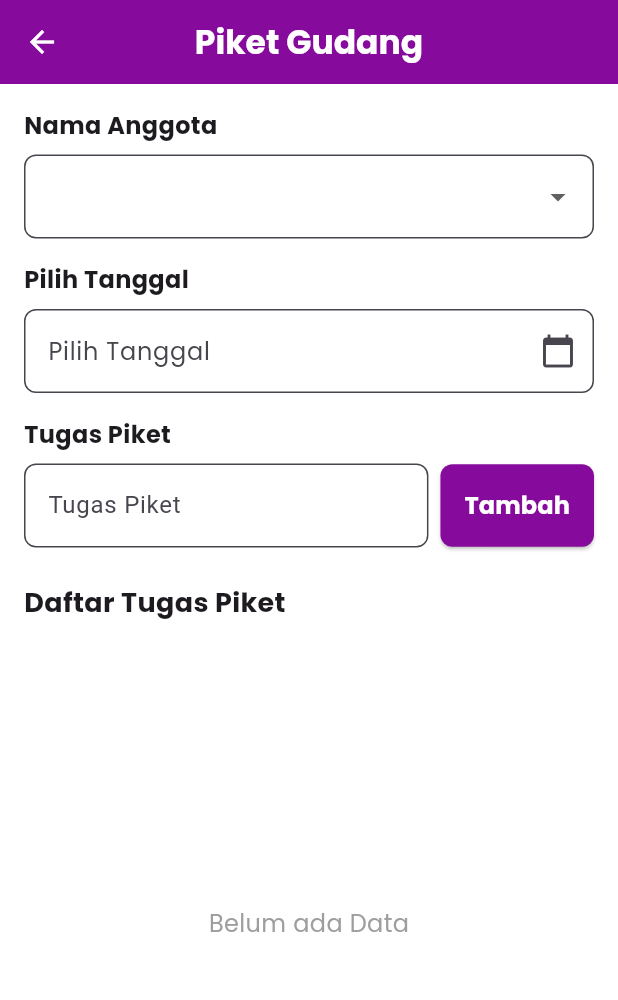
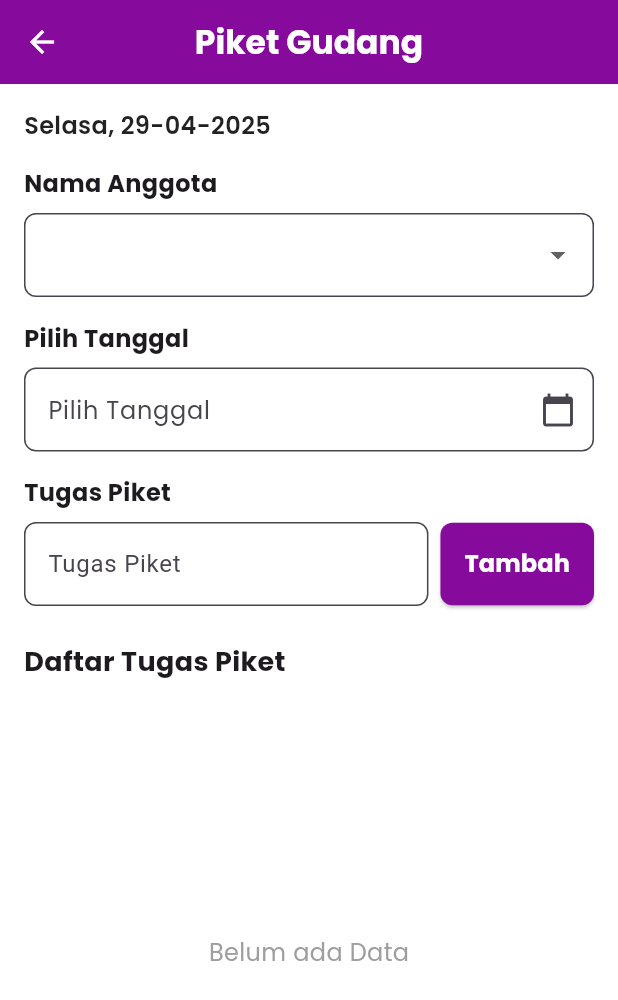
Before and after one commit to Alan21103/20220140127_UCP1Flutter, a Flutter app: the DataPiketPage screen opened directly, on a phone screen of 412 x 824 dp. Shown: the top 1000 px of the screen. Run offline on Flutter 3.47's test engine with Material 3 defaults, Android fonts, the phone set to English and light mode, and no system bars; our stand-ins replace google_fonts, shared_preferences; accounts and stored records are empty.

Commit message:
Menambahkan fitur date picker menggunakan format hari

```diff
--- a/lib/presentation/datapiketpage.dart
+++ b/lib/presentation/datapiketpage.dart
@@ -1,5 +1,6 @@
 import 'package:flutter/material.dart';
 import 'package:intl/intl.dart';
+import 'package:intl/date_symbol_data_local.dart';
 import 'package:google_fonts/google_fonts.dart';
 import 'package:shared_preferences/shared_preferences.dart';
 import 'package:ucp_1/presentation/detaildatapiket.dart';
@@ -20,10 +21,16 @@ class _DataPiketPageState extends State<DataPiketPage> {
   String? _selectedAnggota;
   String? _dateError;
   List<String> _anggotaOptions = [];
+  bool _isLocaleInitialized = false;
 
   @override
   void initState() {
     super.initState();
+    initializeDateFormatting('id_ID', null).then((_) {
+      setState(() {
+        _isLocaleInitialized = true;
+      });
+    });
     _loadEmail();
   }
 
@@ -71,22 +78,41 @@ class _DataPiketPageState extends State<DataPiketPage> {
   }
 
   Future<void> _selectDate(BuildContext context) async {
-    DateTime? pickedDate = await showDatePicker(
+    final DateTime? picked = await showModalBottomSheet<DateTime>(
       context: context,
+      builder: (context) {
+        return SizedBox(
+          height: MediaQuery.of(context).size.height * 0.7,
+          child: CalendarDatePicker(
             initialDate: DateTime.now(),
             firstDate: DateTime(2000),
             lastDate: DateTime(2101),
+            onDateChanged: (date) {
+              Navigator.pop(context, date);
+            },
+          ),
+        );
+      },
     );
 
-    if (pickedDate != null) {
+    if (picked != null) {
       setState(() {
-        _dateController.text = DateFormat('dd-MM-yyyy').format(pickedDate);
+        _dateController.text = DateFormat(
+          'EEEE, dd-MM-yyyy',
+          'id_ID',
+        ).format(picked);
       });
     }
   }
 
   @override
   Widget build(BuildContext context) {
+    if (!_isLocaleInitialized) {
+      return const Scaffold(
+        body: Center(child: CircularProgressIndicator()),
+      );
+    }
+
     return Scaffold(
       backgroundColor: Colors.white,
       appBar: AppBar(
@@ -106,7 +132,15 @@ class _DataPiketPageState extends State<DataPiketPage> {
         child: Column(
           crossAxisAlignment: CrossAxisAlignment.start,
           children: [
-            // Nama Anggota Section
+            Text(
+              DateFormat('EEEE, dd-MM-yyyy', 'id_ID').format(DateTime.now()),
+              style: GoogleFonts.poppins(
+                fontSize: 16,
+                fontWeight: FontWeight.w600,
+                color: Colors.black87,
+              ),
+            ),
+            const SizedBox(height: 16),
             Text(
               'Nama Anggota',
               style: GoogleFonts.poppins(
@@ -117,8 +151,7 @@ class _DataPiketPageState extends State<DataPiketPage> {
             const SizedBox(height: 8),
             DropdownButtonFormField<String>(
               value: _selectedAnggota,
-              items:
-                  _anggotaOptions.map((String value) {
+              items: _anggotaOptions.map((String value) {
                 return DropdownMenuItem<String>(
                   value: value,
                   child: Text(value),
@@ -138,8 +171,6 @@ class _DataPiketPageState extends State<DataPiketPage> {
               ),
             ),
             const SizedBox(height: 16),
-
-            // Pilih Tanggal Section
             Text(
               'Pilih Tanggal',
               style: GoogleFonts.poppins(
@@ -164,10 +195,14 @@ class _DataPiketPageState extends State<DataPiketPage> {
                       fillColor: Colors.white,
                       suffixIcon: IconButton(
                         icon: const Icon(Icons.calendar_today),
-                        onPressed: () => _selectDate(context),
+                        onPressed: () async {
+                          await _selectDate(context);
+                        },
                       ),
                     ),
-                    onTap: () => _selectDate(context),
+                    onTap: () async {
+                      await _selectDate(context);
+                    },
                   ),
                 ),
               ],
@@ -181,8 +216,6 @@ class _DataPiketPageState extends State<DataPiketPage> {
                 ),
               ),
             const SizedBox(height: 16),
-
-            // Tugas Piket Section
             Text(
               'Tugas Piket',
               style: GoogleFonts.poppins(
@@ -238,8 +271,6 @@ class _DataPiketPageState extends State<DataPiketPage> {
               ],
             ),
             const SizedBox(height: 24),
-
-            // Daftar Tugas Piket Section
             Text(
               'Daftar Tugas Piket',
               style: GoogleFonts.poppins(
@@ -249,8 +280,7 @@ class _DataPiketPageState extends State<DataPiketPage> {
             ),
             const SizedBox(height: 8),
             Expanded(
-              child:
-                  listTugas.isEmpty
+              child: listTugas.isEmpty
                   ? Center(
                       child: Text(
                         'Belum ada Data',
@@ -270,17 +300,14 @@ class _DataPiketPageState extends State<DataPiketPage> {
                               listTugas[index]['tugas'],
                               style: GoogleFonts.poppins(
                                 fontWeight: FontWeight.bold,
-                                  color:
-                                      Colors
-                                          .purple,
+                                color: Colors.purple,
                               ),
                             ),
                             onTap: () {
                               Navigator.push(
                                 context,
                                 MaterialPageRoute(
-                                    builder:
-                                        (context) => DetailDataPiketPage(
+                                  builder: (context) => DetailDataPiketPage(
                                     tugas: listTugas[index]['tugas'],
                                     anggota: listTugas[index]['anggota'],
                                     tanggal: listTugas[index]['tanggal'],
@@ -290,23 +317,17 @@ class _DataPiketPageState extends State<DataPiketPage> {
                             },
                             trailing: IconButton(
                               icon: const Icon(
-                                  Icons
-                                      .arrow_forward,
-                                  color:
-                                      Colors
-                                          .purple,
+                                Icons.arrow_forward,
+                                color: Colors.purple,
                               ),
                               onPressed: () {
                                 Navigator.push(
                                   context,
                                   MaterialPageRoute(
-                                      builder:
-                                          (context) => DetailDataPiketPage(
+                                    builder: (context) => DetailDataPiketPage(
                                       tugas: listTugas[index]['tugas'],
-                                            anggota:
-                                                listTugas[index]['anggota'],
-                                            tanggal:
-                                                listTugas[index]['tanggal'],
+                                      anggota: listTugas[index]['anggota'],
+                                      tanggal: listTugas[index]['tanggal'],
                                     ),
                                   ),
                                 );
--- a/pubspec.yaml
+++ b/pubspec.yaml
@@ -33,6 +33,7 @@ dependencies:
   intl: ^0.18.1
   google_fonts: ^6.1.0
   shared_preferences: ^2.2.2
+  intl_translation: any
 
 
 
```
Lines whose indentation alone changed are shown as unchanged.
